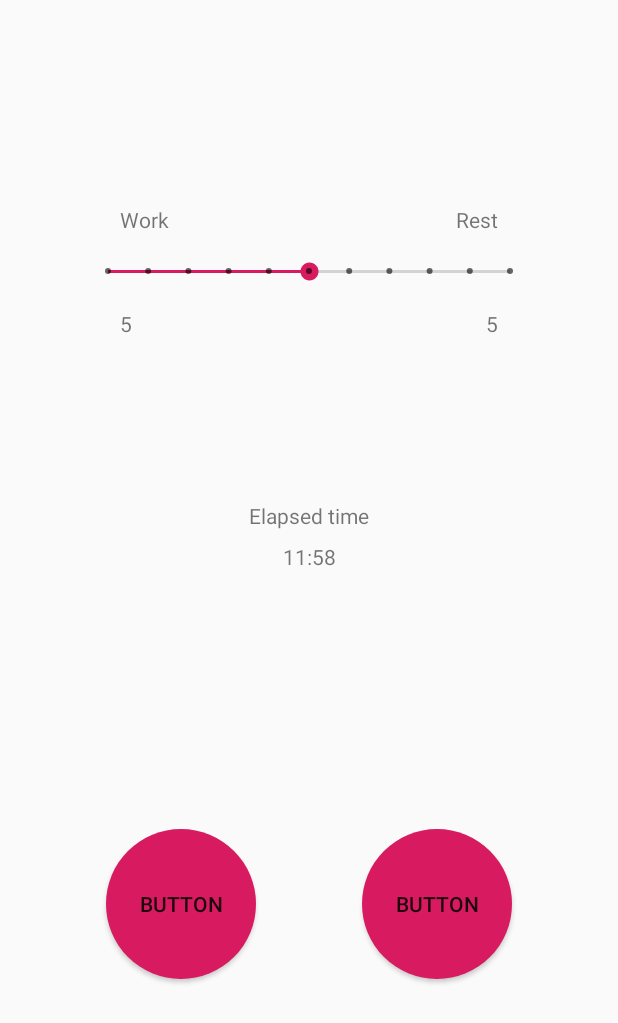
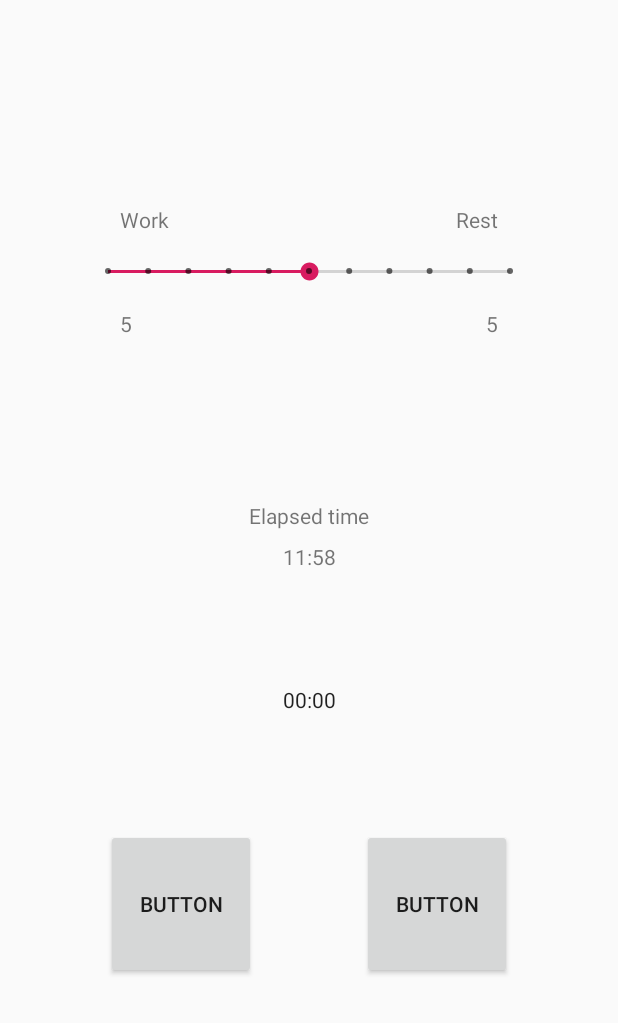
Before and after one commit to kirillkhudiakov/work-life-balance, an Android app: the layout activity_main.xml on its own in the app's theme, with its tools: preview values and no code run, on a phone screen of 412 x 824 dp. Shown: the top 1023 px of the screen. Run offline under Robolectric (Android 15) with nearby library versions, the phone set to English and light mode, and no system bars.

Commit message:
implemented simple stopwatch in view model

```diff
--- a/app/src/main/AndroidManifest.xml
+++ b/app/src/main/AndroidManifest.xml
@@ -16,6 +16,7 @@
                 <category android:name="android.intent.category.LAUNCHER" />
             </intent-filter>
         </activity>
+        <service android:name=".StopwatchService" />
     </application>
 
 </manifest>
--- a/app/src/main/res/layout/activity_main.xml
+++ b/app/src/main/res/layout/activity_main.xml
@@ -83,7 +83,7 @@
             android:id="@+id/time_text"
             android:layout_width="wrap_content"
             android:layout_height="wrap_content"
-            android:text="TextView"
+            android:text="@{String.valueOf(viewModel.time)}"
             app:layout_constraintBottom_toTopOf="@+id/work_button"
             app:layout_constraintEnd_toEndOf="parent"
             app:layout_constraintHorizontal_chainStyle="packed"
@@ -95,22 +95,33 @@
             android:id="@+id/work_button"
             android:layout_width="100dp"
             android:layout_height="100dp"
-            android:background="@drawable/circle"
             android:text="Button"
             app:layout_constraintBottom_toBottomOf="parent"
             app:layout_constraintEnd_toStartOf="@+id/rest_button"
             app:layout_constraintStart_toStartOf="parent"
-            app:layout_constraintTop_toBottomOf="@+id/time_text" />
+            app:layout_constraintTop_toBottomOf="@+id/time_text"
+            android:onClick="@{() -> viewModel.onWorkButtonClicked()}"/>
 
         <Button
             android:id="@+id/rest_button"
             android:layout_width="100dp"
             android:layout_height="100dp"
-            android:background="@drawable/circle"
             android:text="Button"
             app:layout_constraintBaseline_toBaselineOf="@+id/work_button"
             app:layout_constraintEnd_toEndOf="parent"
             app:layout_constraintStart_toEndOf="@+id/work_button" />
 
+        <Chronometer
+            android:id="@+id/chronometer"
+            android:layout_width="wrap_content"
+            android:layout_height="wrap_content"
+            android:layout_weight="0"
+            android:paddingTop="30dip"
+            android:paddingBottom="30dip"
+            app:layout_constraintBottom_toTopOf="@+id/work_button"
+            app:layout_constraintEnd_toEndOf="parent"
+            app:layout_constraintStart_toStartOf="parent"
+            app:layout_constraintTop_toBottomOf="@+id/time_text" />
+
     </androidx.constraintlayout.widget.ConstraintLayout>
 </layout>
```
Also changed, not shown: app/src/main/java/khudiakovkirill/worklifebalance/MainActivity.kt (+22 -0 lines), app/src/main/java/khudiakovkirill/worklifebalance/MainActivityViewModel.kt (+52 -0 lines), app/src/main/java/khudiakovkirill/worklifebalance/StopwatchService.kt (added, +43 -0 lines).
